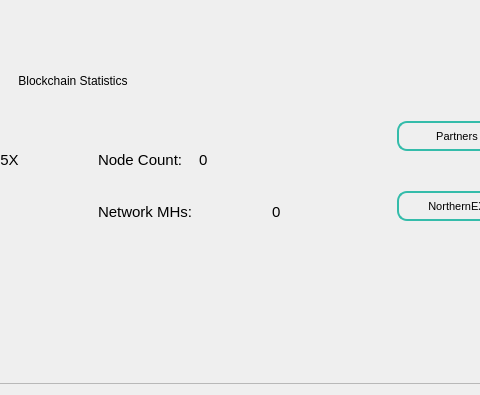
The window that src/qt/forms/overviewpage.ui (HTHcoin/helpthehomelesscoin) describes before a commit, drawn with Qt 5; both pictures show x 163 to 643 and y 290 to 685 of the 1000 by 685 pixel window.
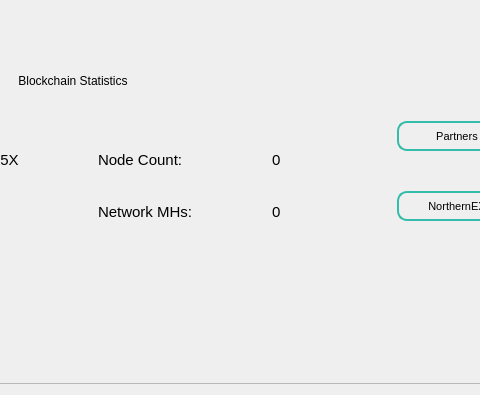
The same window after the commit.

```diff
--- a/src/qt/forms/overviewpage.ui
+++ b/src/qt/forms/overviewpage.ui
@@ -285,7 +285,7 @@
             </property>
            </widget>
           </item>
-          <item row="0" column="3">
+          <item row="0" column="3" alignment="Qt::AlignRight">
            <widget class="QLabel" name="countLabelDIP3">
             <property name="text">
              <string>0</string>
```
